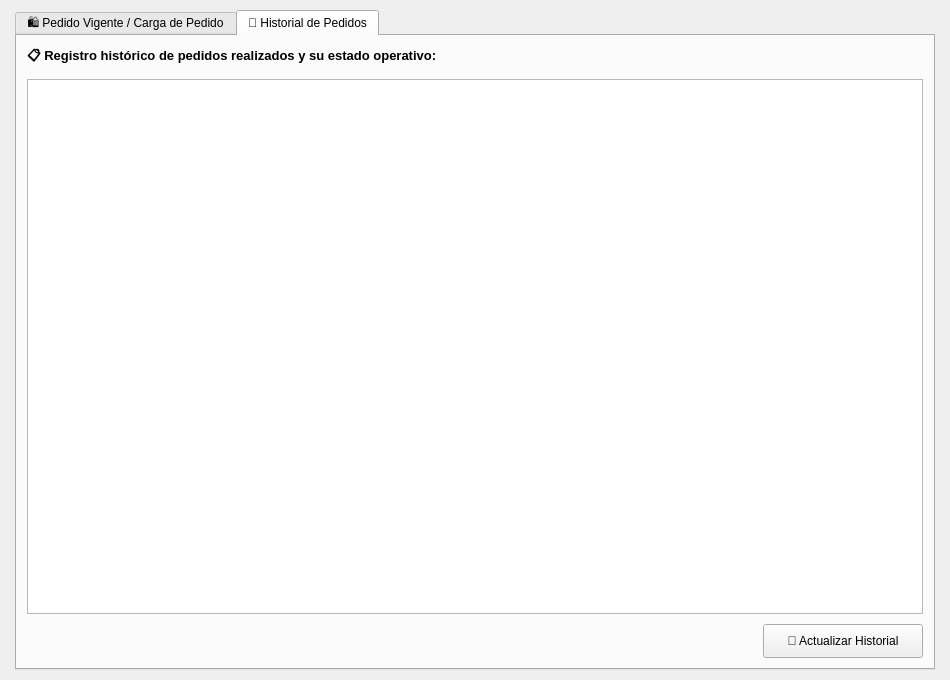
The window that src/views/carga_pedido.ui (benitezluciano/rosario-compras-sistema) describes before a commit, drawn with Qt 5.
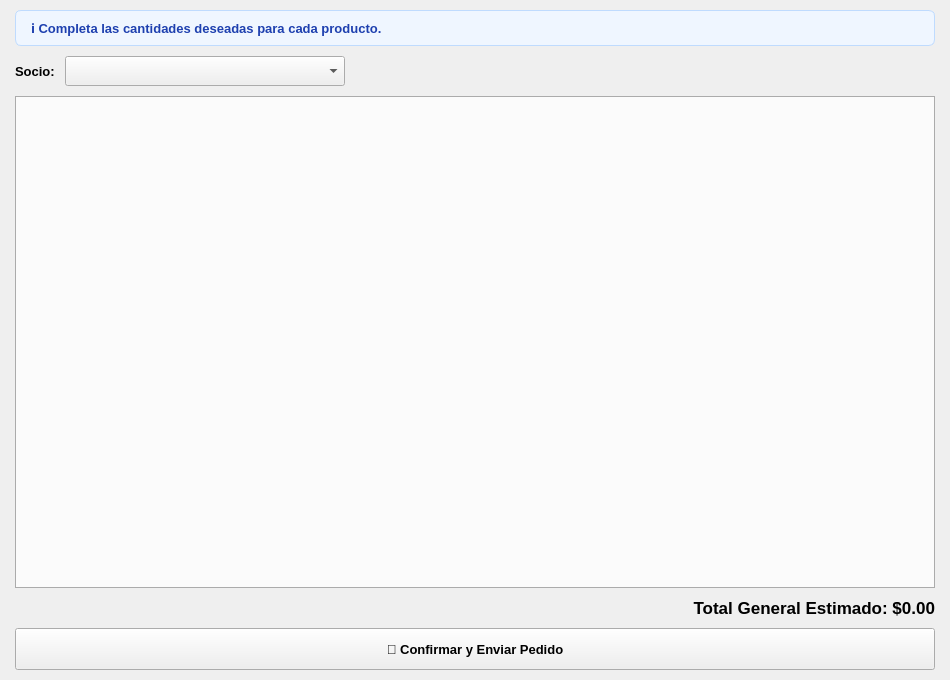
The same window after the commit. The open tabs and pages were chosen to show the change.

Commit message: feat: pedidos por proveedor, listas habilitadas y portal del socio con hojas

```diff
--- a/src/views/carga_pedido.ui
+++ b/src/views/carga_pedido.ui
@@ -30,31 +30,6 @@
     <number>10</number>
    </property>
    <item>
-    <widget class="QTabWidget" name="tabs_pedidos">
-     <property name="currentIndex">
-      <number>0</number>
-     </property>
-     <widget class="QWidget" name="tab_pedido_vigente">
-      <attribute name="title">
-       <string>🛍️ Pedido Vigente / Carga de Pedido</string>
-      </attribute>
-      <layout class="QVBoxLayout" name="layoutTabVigente">
-       <property name="spacing">
-        <number>10</number>
-       </property>
-       <property name="leftMargin">
-        <number>10</number>
-       </property>
-       <property name="topMargin">
-        <number>10</number>
-       </property>
-       <property name="rightMargin">
-        <number>10</number>
-       </property>
-       <property name="bottomMargin">
-        <number>10</number>
-       </property>
-       <item>
         <widget class="QLabel" name="lbl_banner_vigente">
          <property name="styleSheet">
           <string notr="true">background-color: #eff6ff; color: #1e40af; border: 1px solid #bfdbfe; border-radius: 6px; padding: 8px 12px; font-weight: bold; font-size: 13px;</string>
@@ -109,40 +84,16 @@
         </layout>
        </item>
        <item>
-        <widget class="QScrollArea" name="scroll_area_tablas">
-         <property name="widgetResizable">
+    <widget class="QTabWidget" name="tabs_proveedores">
+     <property name="tabPosition">
+      <enum>QTabWidget::South</enum>
+     </property>
+     <property name="usesScrollButtons">
           <bool>true</bool>
          </property>
-         <property name="frameShape">
-          <enum>QFrame::StyledPanel</enum>
-         </property>
-         <widget class="QWidget" name="scroll_content">
-          <property name="geometry">
-           <rect>
-            <x>0</x>
-            <y>0</y>
-            <width>890</width>
-            <height>400</height>
-           </rect>
-          </property>
-          <layout class="QVBoxLayout" name="layout_tablas_proveedores">
-           <property name="spacing">
-            <number>15</number>
-           </property>
-           <property name="leftMargin">
-            <number>5</number>
-           </property>
-           <property name="topMargin">
-            <number>5</number>
-           </property>
-           <property name="rightMargin">
-            <number>5</number>
-           </property>
-           <property name="bottomMargin">
-            <number>5</number>
-           </property>
-          </layout>
-         </widget>
+     <property name="elideMode">
+      <enum>Qt::ElideNone</enum>
+     </property>
         </widget>
        </item>
        <item>
@@ -197,89 +148,6 @@
          <property name="text">
           <string>🛒 Confirmar y Enviar Pedido</string>
          </property>
-        </widget>
-       </item>
-      </layout>
-     </widget>
-     <widget class="QWidget" name="tab_historial">
-      <attribute name="title">
-       <string>📜 Historial de Pedidos</string>
-      </attribute>
-      <layout class="QVBoxLayout" name="layoutTabHistorial">
-       <property name="spacing">
-        <number>10</number>
-       </property>
-       <property name="leftMargin">
-        <number>10</number>
-       </property>
-       <property name="topMargin">
-        <number>10</number>
-       </property>
-       <property name="rightMargin">
-        <number>10</number>
-       </property>
-       <property name="bottomMargin">
-        <number>10</number>
-       </property>
-       <item>
-        <widget class="QLabel" name="lbl_info_historial">
-         <property name="font">
-          <font>
-           <family>Arial</family>
-           <pointsize>10</pointsize>
-           <bold>true</bold>
-          </font>
-         </property>
-         <property name="text">
-          <string>📋 Registro histórico de pedidos realizados y su estado operativo:</string>
-         </property>
-        </widget>
-       </item>
-       <item>
-        <widget class="QTableWidget" name="tabla_historial">
-         <property name="alternatingRowColors">
-          <bool>true</bool>
-         </property>
-         <property name="selectionMode">
-          <enum>QAbstractItemView::SingleSelection</enum>
-         </property>
-         <property name="selectionBehavior">
-          <enum>QAbstractItemView::SelectRows</enum>
-         </property>
-        </widget>
-       </item>
-       <item>
-        <layout class="QHBoxLayout" name="layout_btn_historial">
-         <item>
-          <spacer name="horizontalSpacerHist">
-           <property name="orientation">
-            <enum>Qt::Horizontal</enum>
-           </property>
-           <property name="sizeHint" stdset="0">
-            <size>
-             <width>40</width>
-             <height>20</height>
-            </size>
-           </property>
-          </spacer>
-         </item>
-         <item>
-          <widget class="QPushButton" name="btn_refrescar_historial">
-           <property name="minimumSize">
-            <size>
-             <width>160</width>
-             <height>34</height>
-            </size>
-           </property>
-           <property name="text">
-            <string>🔄 Actualizar Historial</string>
-           </property>
-          </widget>
-         </item>
-        </layout>
-       </item>
-      </layout>
-     </widget>
     </widget>
    </item>
   </layout>
```
Lines whose indentation alone changed are shown as unchanged. The commit also changes 66 other files.
